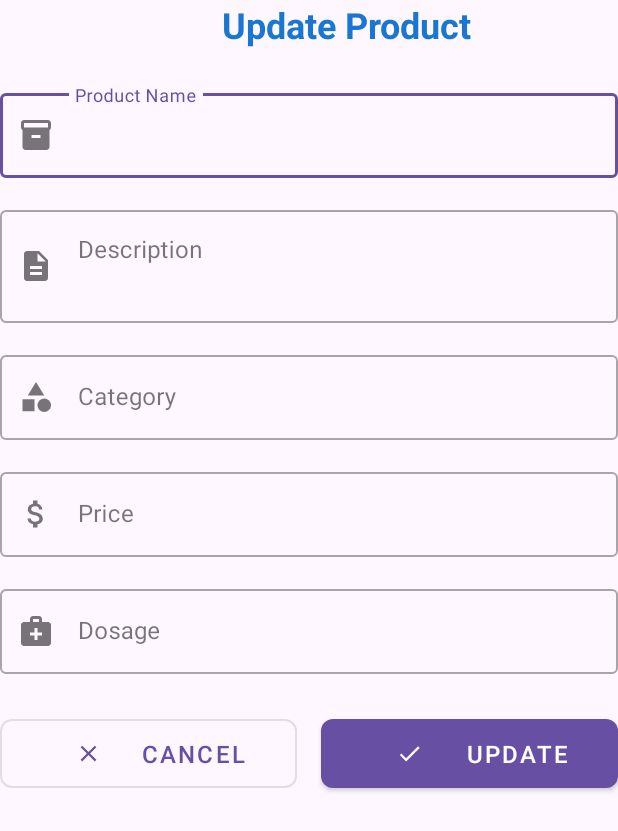
After one commit to SarjakNEPAL/Aausadhi, an Android app: the UpdateProductActivity screen opened directly, with no data from a screen before it, on a phone screen of 412 x 824 dp. The commit adds this screen. Shown: the top 831 px of the screen. Run offline under Robolectric (Android 15) with nearby library versions, the phone set to English and light mode, and no system bars; our stand-ins replace Firebase (no records; nobody signed in at launch, a user with empty details on screens opened directly); 2 statements that could not run were skipped.

Commit message:
update product complete

```diff
--- a/app/src/main/AndroidManifest.xml
+++ b/app/src/main/AndroidManifest.xml
@@ -12,6 +12,9 @@
         android:supportsRtl="true"
         android:theme="@style/Theme.Aausadhi"
         tools:targetApi="31">
+        <activity
+            android:name=".ui.activity.UpdateProductActivity"
+            android:exported="false" />
         <activity
             android:name=".ui.activity.AddProductActivity"
             android:exported="false" />
--- /dev/null
+++ b/app/src/main/java/com/example/aausadhi/ui/activity/UpdateProductActivity.kt
@@ -0,0 +1,70 @@
+package com.example.aausadhi.ui.activity
+
+import android.os.Bundle
+import android.widget.Toast
+import androidx.activity.enableEdgeToEdge
+import androidx.appcompat.app.AppCompatActivity
+import androidx.core.view.ViewCompat
+import androidx.core.view.WindowInsetsCompat
+import com.example.aausadhi.R
+import com.example.aausadhi.databinding.ActivityUpdateProductBinding
+import com.example.aausadhi.repository.ProductRepositoryImpl
+import com.example.aausadhi.viewmodel.ProductViewModel
+
+class UpdateProductActivity : AppCompatActivity() {
+    private lateinit var binding: ActivityUpdateProductBinding
+    private lateinit var productViewModel: ProductViewModel
+    override fun onCreate(savedInstanceState: Bundle?) {
+        super.onCreate(savedInstanceState)
+        val productid= intent.getStringExtra("id").toString()
+        productViewModel= ProductViewModel(ProductRepositoryImpl())
+        binding=ActivityUpdateProductBinding.inflate(layoutInflater)
+        enableEdgeToEdge()
+        setContentView(binding.root)
+
+        productViewModel.getProductById(productid.toString())
+
+        productViewModel.products.observe(this){
+            binding.upprodNameInput.setText(it?.name.toString())
+            binding.upprodPriceInput.setText(it?.price.toString().toInt())
+            binding.upprodDescInput.setText(it?.description.toString())
+            binding.upprodCatInput.setText(it?.category.toString())
+            binding.upprodDosageInput.setText(it?.dosage.toString())
+        }
+        binding.cancelButton.setOnClickListener {
+            finish()
+        }
+        binding.upsubmitProduct.setOnClickListener {
+            val name=  binding.upprodNameInput.text.toString()
+            val price= binding.upprodPriceInput.text.toString().toInt()
+            val desc=  binding.upprodDescInput.text.toString()
+            val cat=   binding.upprodCatInput.text.toString()
+            val dosage=binding.upprodDosageInput.text.toString()
+
+            var updatedMap= mutableMapOf<String,Any>()
+
+            updatedMap["name"]=name;
+            updatedMap["price"]=price;
+            updatedMap["description"]=desc;
+            updatedMap["category"]=cat;
+            updatedMap["Dosage"]=dosage;
+
+            productViewModel.updateProduct(productid.toString(),updatedMap){
+                    success,messaage->
+                if(success){
+                    Toast.makeText(this@UpdateProductActivity,messaage,Toast.LENGTH_LONG).show()
+                    finish()
+                }else{
+                    Toast.makeText(this@UpdateProductActivity,messaage,Toast.LENGTH_LONG).show()
+                }
+            }
+        }
+
+
+        ViewCompat.setOnApplyWindowInsetsListener(findViewById(R.id.main)) { v, insets ->
+            val systemBars = insets.getInsets(WindowInsetsCompat.Type.systemBars())
+            v.setPadding(systemBars.left, systemBars.top, systemBars.right, systemBars.bottom)
+            insets
+        }
+    }
+}
--- /dev/null
+++ b/app/src/main/res/drawable/baseline_check_24.xml
@@ -0,0 +1,5 @@
+<vector xmlns:android="http://schemas.android.com/apk/res/android" android:height="24dp" android:tint="#000000" android:viewportHeight="24" android:viewportWidth="24" android:width="24dp">
+
+    <path android:fillColor="@android:color/white" android:pathData="M9,16.17L4.83,12l-1.42,1.41L9,19 21,7l-1.41,-1.41z"/>
+
+</vector>
--- /dev/null
+++ b/app/src/main/res/drawable/baseline_close_24.xml
@@ -0,0 +1,5 @@
+<vector xmlns:android="http://schemas.android.com/apk/res/android" android:height="24dp" android:tint="#000000" android:viewportHeight="24" android:viewportWidth="24" android:width="24dp">
+
+    <path android:fillColor="@android:color/white" android:pathData="M19,6.41L17.59,5 12,10.59 6.41,5 5,6.41 10.59,12 5,17.59 6.41,19 12,13.41 17.59,19 19,17.59 13.41,12z"/>
+
+</vector>
--- /dev/null
+++ b/app/src/main/res/layout/activity_update_product.xml
@@ -0,0 +1,161 @@
+<?xml version="1.0" encoding="utf-8"?>
+<ScrollView xmlns:android="http://schemas.android.com/apk/res/android"
+    xmlns:app="http://schemas.android.com/apk/res-auto"
+    xmlns:tools="http://schemas.android.com/tools"
+    android:layout_width="match_parent"
+    android:layout_height="match_parent"
+    android:fillViewport="true">
+
+    <LinearLayout
+        android:id="@+id/main"
+        android:layout_width="match_parent"
+        android:layout_height="wrap_content"
+        android:orientation="vertical"
+        android:padding="16dp"
+        tools:context=".ui.activity.UpdateProductActivity">
+
+        <TextView
+            android:layout_width="match_parent"
+            android:layout_height="wrap_content"
+            android:text="Update Product"
+            android:paddingStart="50dp"
+
+            android:textSize="24sp"
+            android:textStyle="bold"
+            android:textColor="@color/colorPrimary"
+            android:layout_marginBottom="24dp"
+            android:gravity="center"/>
+
+        <com.google.android.material.textfield.TextInputLayout
+            android:layout_width="match_parent"
+            android:layout_height="wrap_content"
+            android:layout_marginBottom="16dp"
+            app:startIconDrawable="@drawable/baseline_inventory_24"
+            style="@style/Widget.MaterialComponents.TextInputLayout.OutlinedBox">
+
+            <com.google.android.material.textfield.TextInputEditText
+                android:id="@+id/upprodNameInput"
+                android:layout_width="match_parent"
+                android:layout_height="wrap_content"
+                android:hint="Product Name"
+                android:paddingStart="50dp"
+
+                android:inputType="text"
+                android:maxLines="1" />
+        </com.google.android.material.textfield.TextInputLayout>
+
+        <com.google.android.material.textfield.TextInputLayout
+            android:layout_width="match_parent"
+            android:layout_height="wrap_content"
+            android:layout_marginBottom="16dp"
+            app:startIconDrawable="@drawable/baseline_description_24"
+            style="@style/Widget.MaterialComponents.TextInputLayout.OutlinedBox">
+
+            <com.google.android.material.textfield.TextInputEditText
+                android:id="@+id/upprodDescInput"
+                android:layout_width="match_parent"
+                android:layout_height="wrap_content"
+                android:hint="Description"
+                android:paddingStart="50dp"
+
+                android:inputType="textMultiLine"
+                android:minLines="2"
+                android:gravity="top"/>
+        </com.google.android.material.textfield.TextInputLayout>
+
+        <com.google.android.material.textfield.TextInputLayout
+            android:layout_width="match_parent"
+            android:layout_height="wrap_content"
+            android:layout_marginBottom="16dp"
+            app:startIconDrawable="@drawable/baseline_category_24"
+            style="@style/Widget.MaterialComponents.TextInputLayout.OutlinedBox">
+
+            <com.google.android.material.textfield.TextInputEditText
+                android:id="@+id/upprodCatInput"
+                android:layout_width="match_parent"
+                android:layout_height="wrap_content"
+                android:hint="Category"
+                android:paddingStart="40dp"
+
+                android:inputType="text"
+                android:maxLines="1" />
+        </com.google.android.material.textfield.TextInputLayout>
+
+        <com.google.android.material.textfield.TextInputLayout
+            android:layout_width="match_parent"
+            android:layout_height="wrap_content"
+            android:layout_marginBottom="16dp"
+            app:startIconDrawable="@drawable/baseline_attach_money_24"
+            app:prefixText="$"
+            style="@style/Widget.MaterialComponents.TextInputLayout.OutlinedBox">
+
+            <com.google.android.material.textfield.TextInputEditText
+                android:id="@+id/upprodPriceInput"
+                android:layout_width="match_parent"
+                android:layout_height="wrap_content"
+                android:hint="Price"
+                android:paddingStart="50dp"
+
+                android:inputType="numberDecimal"
+                android:maxLines="1" />
+        </com.google.android.material.textfield.TextInputLayout>
+
+        <com.google.android.material.textfield.TextInputLayout
+            android:layout_width="match_parent"
+            android:layout_height="wrap_content"
+            android:layout_marginBottom="24dp"
+            app:startIconDrawable="@drawable/baseline_medical_services_24"
+            app:suffixText="mg"
+            style="@style/Widget.MaterialComponents.TextInputLayout.OutlinedBox">
+
+            <com.google.android.material.textfield.TextInputEditText
+                android:id="@+id/upprodDosageInput"
+                android:layout_width="match_parent"
+                android:layout_height="wrap_content"
+                android:hint="Dosage"
+                android:paddingStart="50dp"
+
+                android:inputType="numberDecimal"
+                android:maxLines="1" />
+        </com.google.android.material.textfield.TextInputLayout>
+
+        <LinearLayout
+            android:layout_width="match_parent"
+            android:layout_height="wrap_content"
+            android:orientation="horizontal"
+            android:gravity="center">
+
+            <com.google.android.material.button.MaterialButton
+                android:id="@+id/cancelButton"
+                android:layout_width="0dp"
+                android:layout_weight="1"
+                android:layout_height="wrap_content"
+                android:layout_marginEnd="8dp"
+                android:padding="12dp"
+                android:text="Cancel"
+                android:paddingStart="50dp"
+
+                android:textSize="16sp"
+                app:cornerRadius="8dp"
+                app:icon="@drawable/baseline_close_24"
+                style="@style/Widget.MaterialComponents.Button.OutlinedButton"/>
+
+            <com.google.android.material.button.MaterialButton
+                android:id="@+id/upsubmitProduct"
+                android:layout_width="0dp"
+                android:layout_weight="1"
+                android:layout_height="wrap_content"
+                android:layout_marginStart="8dp"
+                android:padding="12dp"
+                android:text="Update"
+                android:paddingStart="50dp"
+
+                android:textSize="16sp"
+                app:cornerRadius="8dp"
+                app:icon="@drawable/baseline_check_24"
+                style="@style/Widget.MaterialComponents.Button"/>
+
+        </LinearLayout>
+
+    </LinearLayout>
+</ScrollView>
```
Also changed, not shown: app/src/main/java/com/example/aausadhi/adapter/ProductAdapter.kt (+8 -5 lines), app/src/main/java/com/example/aausadhi/adapter/SearchProductAdapter.kt (+8 -0 lines), app/src/main/res/layout/fragment/FirstFragment.kt (deleted, +0 -60 lines), app/src/main/res/layout/fragment/ProfileFragment.kt (deleted, +0 -47 lines), app/src/main/res/layout/fragment/SecondFragment.kt (deleted, +0 -60 lines).
